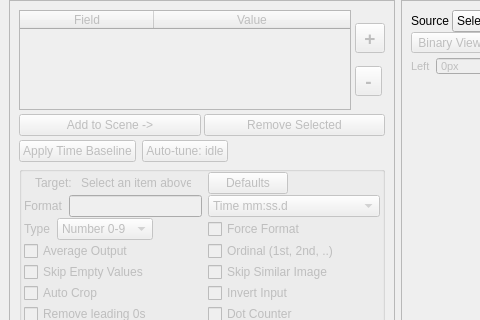
Above: src/mainwindow.ui from ArieR1963/scoresight before the change; both pictures show x 0 to 480 and y 0 to 320 of the 1038 by 750 pixel window. Below: the same form after it.
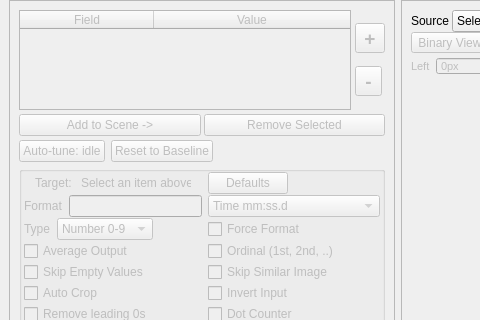
That is the form after the change.

Commit message: ui: reorder baseline and auto-tune buttons, rename baseline action

Patch:
```diff
--- a/src/mainwindow.ui
+++ b/src/mainwindow.ui
@@ -253,16 +253,16 @@
               <number>0</number>
              </property>
              <item>
-              <widget class="QPushButton" name="pushButton_applyTimeBaseline">
+              <widget class="QPushButton" name="pushButton_autoTuneStatus">
                <property name="text">
-                <string>Apply Time Baseline</string>
+                <string>Auto-tune: idle</string>
                </property>
               </widget>
              </item>
              <item>
-              <widget class="QPushButton" name="pushButton_autoTuneStatus">
+              <widget class="QPushButton" name="pushButton_applyTimeBaseline">
                <property name="text">
-                <string>Auto-tune: idle</string>
+                <string>Reset to Baseline</string>
                </property>
               </widget>
              </item>
```
The commit also changes 1 other file.
